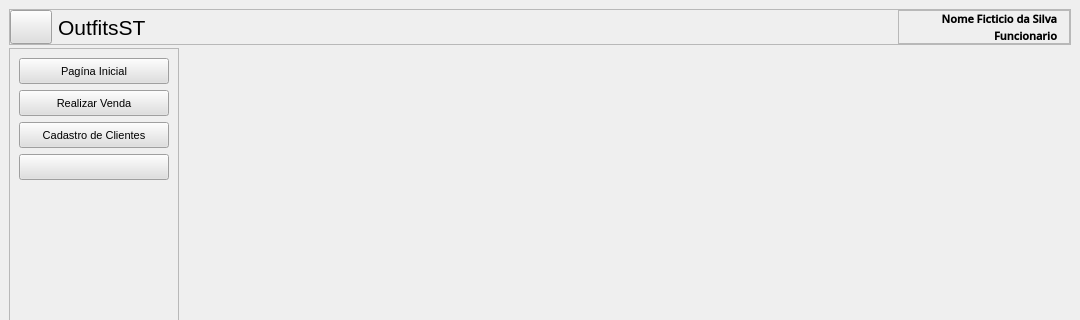
Qt form view/main_window.ui (PedroGregori/Projeto_Integrador--SENAC_BA-2022) before a commit; both pictures show x 0 to 1080 and y 0 to 320 of the 1080 by 620 pixel window.
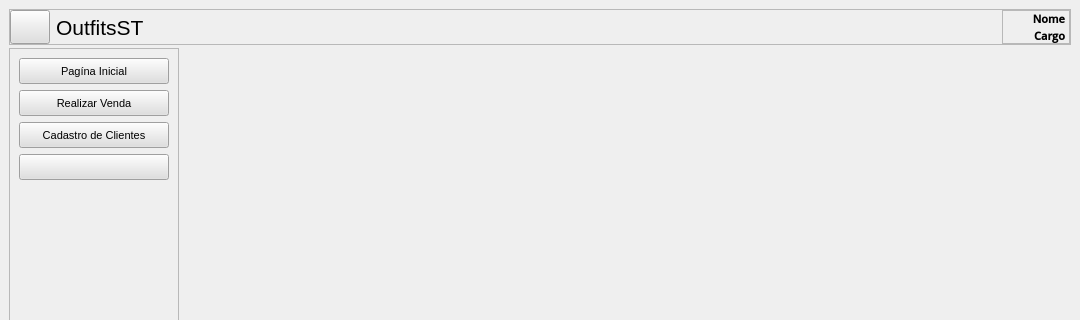
The same form after that commit. Icons and pictures are not drawn.

Diff of the .ui file:
```diff
--- a/view/main_window.ui
+++ b/view/main_window.ui
@@ -116,10 +116,29 @@
         </widget>
        </item>
        <item>
-        <widget class="QFrame" name="frame">
+        <spacer name="horizontalSpacer">
+         <property name="orientation">
+          <enum>Qt::Horizontal</enum>
+         </property>
+         <property name="sizeHint" stdset="0">
+          <size>
+           <width>40</width>
+           <height>20</height>
+          </size>
+         </property>
+        </spacer>
+       </item>
+       <item>
+        <widget class="QFrame" name="frame_user">
+         <property name="sizePolicy">
+          <sizepolicy hsizetype="Minimum" vsizetype="Preferred">
+           <horstretch>0</horstretch>
+           <verstretch>0</verstretch>
+          </sizepolicy>
+         </property>
          <property name="maximumSize">
           <size>
-           <width>172</width>
+           <width>16777215</width>
            <height>16777215</height>
           </size>
          </property>
@@ -152,6 +171,12 @@
           </property>
           <item>
            <widget class="QLabel" name="label_13">
+            <property name="sizePolicy">
+             <sizepolicy hsizetype="Preferred" vsizetype="Minimum">
+              <horstretch>0</horstretch>
+              <verstretch>0</verstretch>
+             </sizepolicy>
+            </property>
             <property name="minimumSize">
              <size>
               <width>26</width>
@@ -177,9 +202,15 @@
           </item>
           <item>
            <widget class="QFrame" name="frame_userName">
+            <property name="sizePolicy">
+             <sizepolicy hsizetype="Minimum" vsizetype="Preferred">
+              <horstretch>0</horstretch>
+              <verstretch>0</verstretch>
+             </sizepolicy>
+            </property>
             <property name="maximumSize">
              <size>
-              <width>124</width>
+              <width>16777215</width>
               <height>16777215</height>
              </size>
             </property>
@@ -203,16 +234,22 @@
               <number>0</number>
              </property>
              <item>
-              <widget class="QLabel" name="label_11">
+              <widget class="QLabel" name="userName">
+               <property name="sizePolicy">
+                <sizepolicy hsizetype="Minimum" vsizetype="Preferred">
+                 <horstretch>0</horstretch>
+                 <verstretch>0</verstretch>
+                </sizepolicy>
+               </property>
                <property name="minimumSize">
                 <size>
-                 <width>120</width>
+                 <width>0</width>
                  <height>0</height>
                 </size>
                </property>
                <property name="maximumSize">
                 <size>
-                 <width>120</width>
+                 <width>16777215</width>
                  <height>16777215</height>
                 </size>
                </property>
@@ -225,7 +262,7 @@
                 </font>
                </property>
                <property name="text">
-                <string>Nome Ficticio da Silva</string>
+                <string>Nome</string>
                </property>
                <property name="alignment">
                 <set>Qt::AlignRight|Qt::AlignTrailing|Qt::AlignVCenter</set>
@@ -233,10 +270,16 @@
               </widget>
              </item>
              <item>
-              <widget class="QLabel" name="label_12">
+              <widget class="QLabel" name="userType">
+               <property name="sizePolicy">
+                <sizepolicy hsizetype="Minimum" vsizetype="Preferred">
+                 <horstretch>0</horstretch>
+                 <verstretch>0</verstretch>
+                </sizepolicy>
+               </property>
                <property name="maximumSize">
                 <size>
-                 <width>120</width>
+                 <width>16777215</width>
                  <height>16777215</height>
                 </size>
                </property>
@@ -249,7 +292,7 @@
                 </font>
                </property>
                <property name="text">
-                <string>Funcionario</string>
+                <string>Cargo</string>
                </property>
                <property name="alignment">
                 <set>Qt::AlignRight|Qt::AlignTrailing|Qt::AlignVCenter</set>
```
